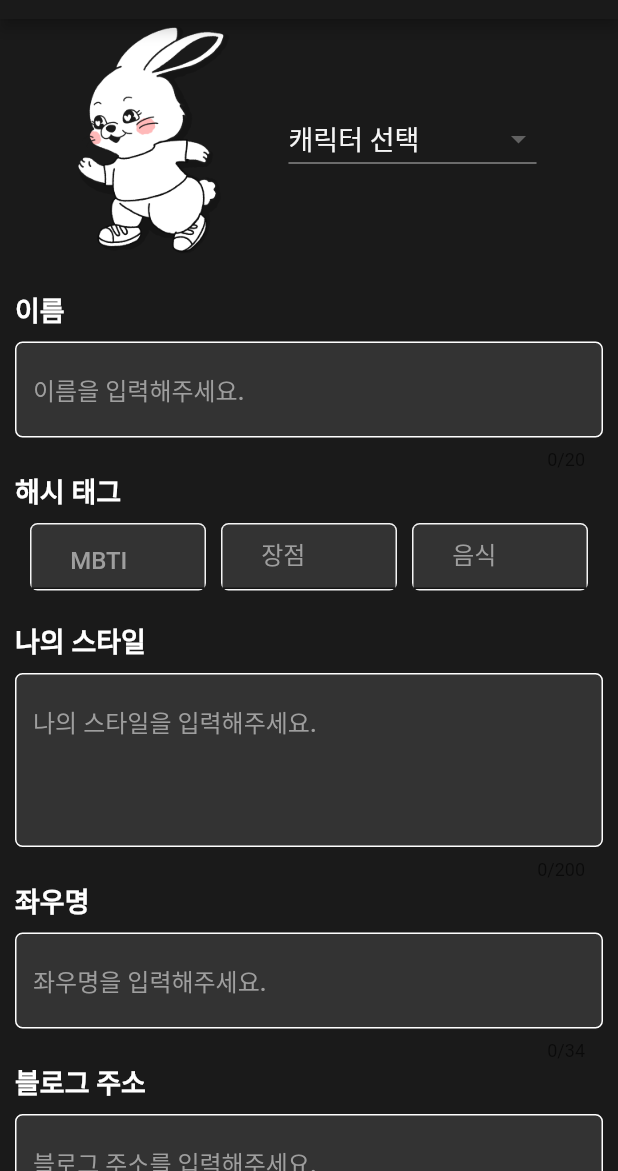
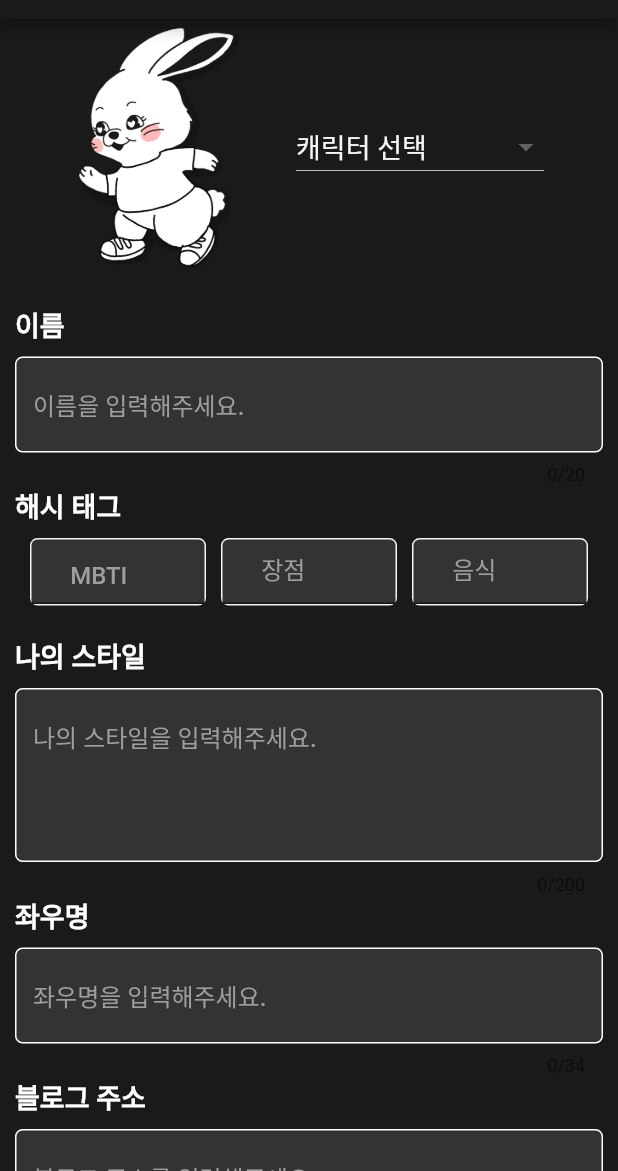
Before and after one commit to Haenaet/presenter-flutter, a Flutter app: the MemberCreatePage screen opened directly, on a phone screen of 412 x 824 dp, the part 65-1236 px from its top. Run offline on Flutter 3.47's test engine with Material 2 defaults, Android fonts, the phone set to English and light mode, and no system bars; our stand-ins replace shared_preferences; accounts and stored records are empty; Roboto replaces fonts that are missing (Pretendard); project files that could hold a hidden picture were left out.

Commit message:
modified(widget): asset size

```diff
--- a/lib/widgets/devjeans_image.dart
+++ b/lib/widgets/devjeans_image.dart
@@ -15,8 +15,9 @@ class DevJeansImage extends StatelessWidget {
   Widget build(BuildContext context) {
     return Image.asset(
       imagePath,
-      width: 160.0,
-      height: 160.0,
+      width: 170.0,
+      height: 170.0,
+      fit: BoxFit.cover,
     );
   }
 }
```
